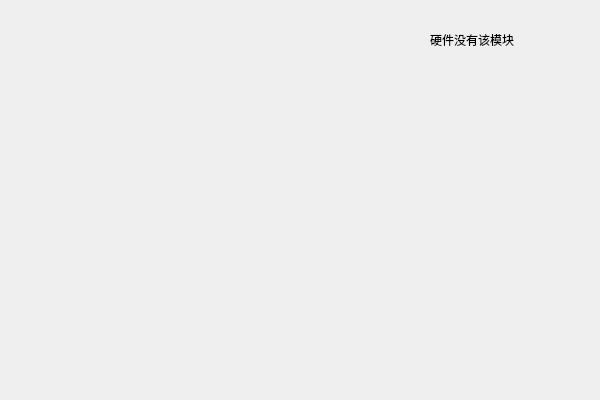
This is Link_tab/tm_tab.ui in HuJingwen1211/MCISP as Qt 5 draws it before an edit. The edited form follows.
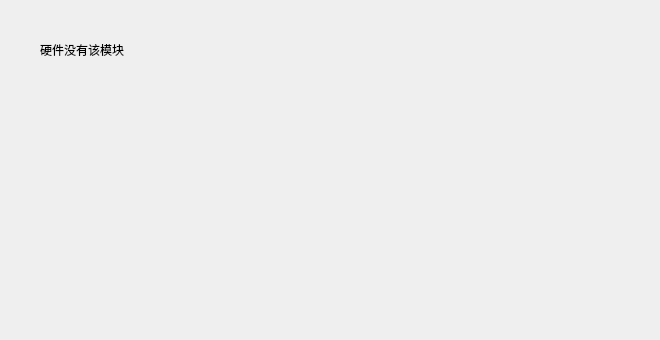
This is the edited form.

```diff
--- a/Link_tab/tm_tab.ui
+++ b/Link_tab/tm_tab.ui
@@ -6,18 +6,24 @@
    <rect>
     <x>0</x>
     <y>0</y>
-    <width>600</width>
-    <height>400</height>
+    <width>660</width>
+    <height>340</height>
    </rect>
   </property>
+  <property name="minimumSize">
+   <size>
+    <width>660</width>
+    <height>340</height>
+   </size>
+  </property>
   <property name="windowTitle">
    <string>TM_tab</string>
   </property>
   <widget class="QLabel" name="label">
    <property name="geometry">
     <rect>
-     <x>430</x>
-     <y>30</y>
+     <x>40</x>
+     <y>40</y>
      <width>141</width>
      <height>19</height>
     </rect>
```
